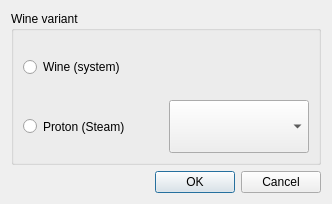
Qt form proto-wine/ftnoir_winecontrols.ui (opentrack/opentrack) before a commit.
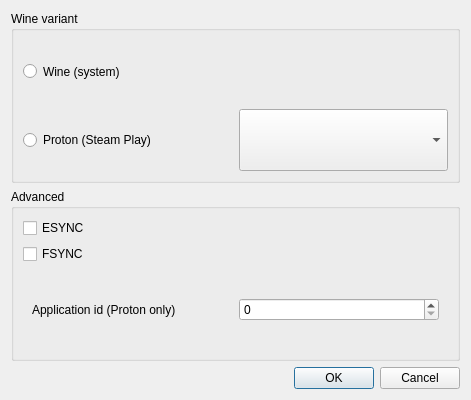
The same form after that commit. Icons and pictures are not drawn.

Commit message:
proto/wine: implement more proton knobs
Reported by: @jp7677
Issue: #996

The edit to the form file:
```diff
--- a/proto-wine/ftnoir_winecontrols.ui
+++ b/proto-wine/ftnoir_winecontrols.ui
@@ -9,8 +9,8 @@
    <rect>
     <x>0</x>
     <y>0</y>
-    <width>332</width>
-    <height>204</height>
+    <width>471</width>
+    <height>400</height>
    </rect>
   </property>
   <property name="windowTitle">
@@ -55,7 +55,7 @@
          </sizepolicy>
         </property>
         <property name="text">
-         <string>Proton (Steam)</string>
+         <string>Proton (Steam Play)</string>
         </property>
        </widget>
       </item>
@@ -78,6 +78,55 @@
      </layout>
     </widget>
    </item>
+   <item>
+    <widget class="QGroupBox" name="groupBox_2">
+     <property name="title">
+      <string>Advanced</string>
+     </property>
+     <layout class="QVBoxLayout" name="verticalLayout_2">
+      <item>
+       <widget class="QCheckBox" name="esync">
+        <property name="toolTip">
+         <string>&lt;html&gt;&lt;head/&gt;&lt;body&gt;&lt;p&gt;When supported.&lt;/p&gt;&lt;/body&gt;&lt;/html&gt;</string>
+        </property>
+        <property name="text">
+         <string>ESYNC</string>
+        </property>
+       </widget>
+      </item>
+      <item>
+       <widget class="QCheckBox" name="fsync">
+        <property name="toolTip">
+         <string>&lt;html&gt;&lt;head/&gt;&lt;body&gt;&lt;p&gt;When supported.&lt;/p&gt;&lt;/body&gt;&lt;/html&gt;</string>
+        </property>
+        <property name="text">
+         <string>FSYNC</string>
+        </property>
+       </widget>
+      </item>
+      <item>
+       <widget class="QWidget" name="widget" native="true">
+        <layout class="QHBoxLayout" name="horizontalLayout">
+         <item>
+          <widget class="QLabel" name="label">
+           <property name="text">
+            <string>Application id (Proton only)</string>
+           </property>
+          </widget>
+         </item>
+         <item>
+          <widget class="QSpinBox" name="proton_appid">
+           <property name="maximum">
+            <number>2147483647</number>
+           </property>
+          </widget>
+         </item>
+        </layout>
+       </widget>
+      </item>
+     </layout>
+    </widget>
+   </item>
    <item>
     <widget class="QDialogButtonBox" name="buttonBox">
      <property name="standardButtons">
```
The commit also changes 4 other files.
